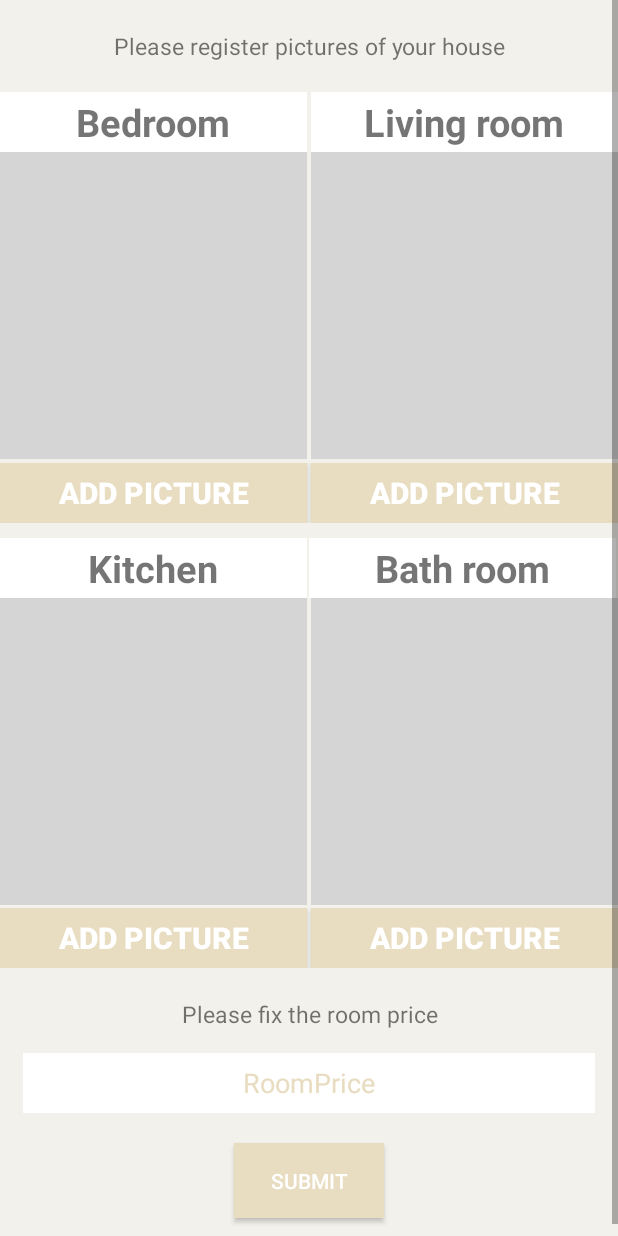
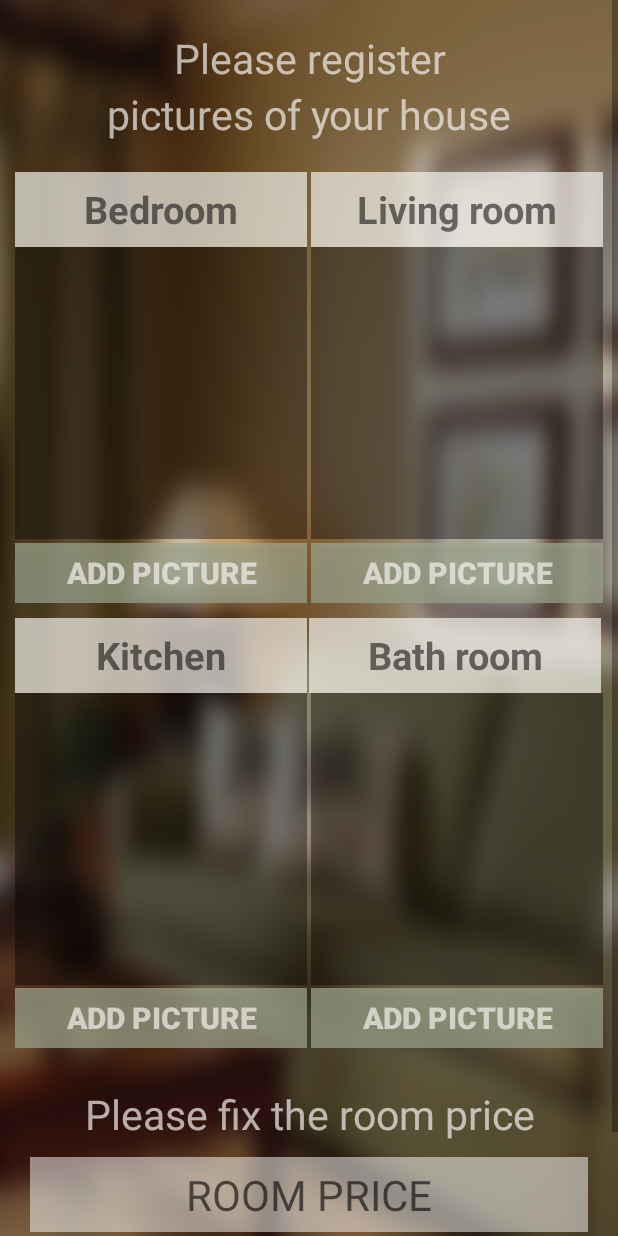
Before and after one commit to kanghyejin0106/SH_F, an Android app: the Senior_addroom screen opened directly, with no data from a screen before it, on a phone screen of 412 x 824 dp. Run offline under Robolectric (Android 15) with nearby library versions, the phone set to English and light mode, and no system bars; our stand-ins replace Firebase (no records; nobody signed in at launch, a user with empty details on screens opened directly).

Commit message:
senior_addroom_UI

```diff
--- a/app/src/main/res/layout/activity_senior_addroom.xml
+++ b/app/src/main/res/layout/activity_senior_addroom.xml
@@ -9,7 +9,7 @@
         xmlns:tools="http://schemas.android.com/tools"
         android:layout_width="match_parent"
         android:layout_height="match_parent"
-        android:background="@color/bg"
+        android:background="@drawable/background5"
         android:orientation="vertical">
 
         <TextView
@@ -17,20 +17,31 @@
             android:layout_height="wrap_content"
             android:gravity="center"
             android:layout_marginTop="20dp"
+            android:textSize="27sp"
+            android:textColor="@color/mainmenu_text"
+            android:text="Please register"/>
+
+        <TextView
+            android:layout_width="match_parent"
+            android:layout_height="wrap_content"
+            android:gravity="center"
             android:layout_marginBottom="20dp"
-            android:textSize="15sp"
-            android:text="Please register pictures of your house"/>
+            android:textSize="27sp"
+            android:textColor="@color/mainmenu_text"
+            android:text="pictures of your house"/>
 
         <LinearLayout
             android:layout_width="match_parent"
             android:layout_height="wrap_content"
+            android:layout_marginRight="10dp"
+            android:layout_marginLeft="10dp"
             android:orientation="horizontal">
 
             <TextView
                 android:layout_width="0dp"
-                android:layout_height="40dp"
+                android:layout_height="50dp"
                 android:layout_weight="1"
-                android:background="@color/White"
+                android:background="@color/mainmenu_text"
                 android:layout_marginRight="1dp"
                 android:gravity="center"
                 android:textSize="25sp"
@@ -39,9 +50,9 @@
 
             <TextView
                 android:layout_width="0dp"
-                android:layout_height="40dp"
+                android:layout_height="50dp"
                 android:layout_weight="1"
-                android:background="@color/White"
+                android:background="@color/mainmenu_text"
                 android:layout_marginLeft="1dp"
                 android:gravity="center"
                 android:text="Living room"
@@ -52,6 +63,8 @@
         <LinearLayout
             android:layout_width="match_parent"
             android:layout_height="wrap_content"
+            android:layout_marginRight="10dp"
+            android:layout_marginLeft="10dp"
             android:layout_marginBottom="1dp">
 
             <ImageView
@@ -60,7 +73,7 @@
                 android:adjustViewBounds="true"
                 android:layout_weight="1"
                 android:scaleType="fitXY"
-                android:src="@color/Gray"
+                android:src="@color/mainmenu_button_click"
                 android:layout_marginRight="1dp"
                 android:id="@+id/iv_bedroom"/>
 
@@ -71,13 +84,15 @@
                 android:layout_weight="1"
                 android:scaleType="fitXY"
                 android:layout_marginLeft="1dp"
-                android:src="@color/Gray"
+                android:src="@color/mainmenu_button_click"
                 android:id="@+id/iv_livingroom"/>
 
         </LinearLayout>
         <LinearLayout
             android:layout_width="match_parent"
             android:layout_height="wrap_content"
+            android:layout_marginRight="10dp"
+            android:layout_marginLeft="10dp"
             android:layout_marginTop="1dp">
 
             <Button
@@ -85,9 +100,9 @@
                 android:layout_weight="1"
                 android:layout_height="40dp"
                 android:id="@+id/add_bedroom"
-                android:background="@drawable/button_clicked"
+                android:background="@drawable/login_singup"
                 android:layout_gravity="center_horizontal"
-                android:textColor="@color/White"
+                android:textColor="@color/mainmenu_text"
                 android:layout_marginRight="1dp"
                 android:textSize="20sp"
                 android:textStyle="bold"
@@ -98,9 +113,9 @@
                 android:layout_weight="1"
                 android:layout_height="40dp"
                 android:id="@+id/add_livingroom"
-                android:textColor="@color/White"
+                android:textColor="@color/mainmenu_text"
                 android:textStyle="bold"
-                android:background="@drawable/button_clicked"
+                android:background="@drawable/login_singup"
                 android:layout_marginLeft="1dp"
                 android:textSize="20sp"
                 android:layout_gravity="center_horizontal"
@@ -111,13 +126,15 @@
             android:layout_width="match_parent"
             android:layout_height="wrap_content"
             android:layout_marginTop="10dp"
+            android:layout_marginRight="10dp"
+            android:layout_marginLeft="10dp"
             android:orientation="horizontal">
 
             <TextView
                 android:layout_width="0dp"
-                android:layout_height="40dp"
+                android:layout_height="50dp"
                 android:layout_weight="1"
-                android:background="@color/White"
+                android:background="@color/mainmenu_text"
                 android:layout_marginRight="1dp"
                 android:textStyle="bold"
                 android:gravity="center"
@@ -126,9 +143,9 @@
 
             <TextView
                 android:layout_width="0dp"
-                android:layout_height="40dp"
+                android:layout_height="50dp"
                 android:layout_weight="1"
-                android:background="@color/White"
+                android:background="@color/mainmenu_text"
                 android:textStyle="bold"
                 android:layout_marginRight="1dp"
                 android:gravity="center"
@@ -138,7 +155,9 @@
         </LinearLayout>
         <LinearLayout
             android:layout_width="match_parent"
-            android:layout_height="wrap_content">
+            android:layout_height="wrap_content"
+            android:layout_marginRight="10dp"
+            android:layout_marginLeft="10dp">
 
             <ImageView
                 android:layout_width="0dp"
@@ -146,7 +165,7 @@
                 android:adjustViewBounds="true"
                 android:layout_weight="1"
                 android:scaleType="fitXY"
-                android:src="@color/Gray"
+                android:src="@color/mainmenu_button_click"
                 android:layout_marginRight="1dp"
                 android:id="@+id/iv_kitchen"/>
 
@@ -156,7 +175,7 @@
                 android:adjustViewBounds="true"
                 android:layout_weight="1"
                 android:scaleType="fitXY"
-                android:src="@color/Gray"
+                android:src="@color/mainmenu_button_click"
                 android:layout_marginLeft="1dp"
                 android:id="@+id/iv_bathroom"/>
 
@@ -165,16 +184,18 @@
         <LinearLayout
             android:layout_width="match_parent"
             android:layout_height="wrap_content"
-            android:layout_marginTop="2dp">
+            android:layout_marginTop="2dp"
+            android:layout_marginRight="10dp"
+            android:layout_marginLeft="10dp">
 
             <Button
                 android:layout_width="0dp"
                 android:layout_weight="1"
                 android:layout_height="40dp"
                 android:id="@+id/add_kitchen"
-                android:textColor="@color/White"
+                android:textColor="@color/mainmenu_text"
                 android:textStyle="bold"
-                android:background="@drawable/button_clicked"
+                android:background="@drawable/login_singup"
                 android:layout_marginRight="1dp"
                 android:textSize="20sp"
                 android:layout_gravity="center_horizontal"
@@ -185,9 +206,9 @@
                 android:layout_weight="1"
                 android:layout_height="40dp"
                 android:id="@+id/add_bathroom"
-                android:textColor="@color/White"
+                android:textColor="@color/mainmenu_text"
                 android:textStyle="bold"
-                android:background="@drawable/button_clicked"
+                android:background="@drawable/login_singup"
                 android:layout_marginLeft="1dp"
                 android:textSize="20sp"
                 android:layout_gravity="center_horizontal"
@@ -199,34 +220,39 @@
             android:layout_width="match_parent"
             android:layout_height="wrap_content"
             android:gravity="center"
-            android:layout_marginTop="20dp"
-            android:textSize="15sp"
+            android:layout_marginTop="25dp"
+            android:textSize="27sp"
+            android:textColor="@color/mainmenu_text"
             android:text="Please fix the room price"/>
 
         <EditText
             android:id="@+id/roomprice"
+            android:hint="ROOM PRICE"
+            android:inputType="textPersonName"
+            android:layout_height="50dp"
             android:layout_width="match_parent"
-            android:layout_height="40dp"
-            android:layout_marginTop="15dp"
-            android:layout_marginLeft="15dp"
-            android:layout_marginRight="15dp"
-            android:background="#FFFFFF"
-            android:padding="8dp"
-            android:hint="RoomPrice"
-            android:textColorHint="@color/bar"
-            android:textAlignment="center"
-            android:textColor="@color/bar" />
+            android:gravity="center"
+            android:layout_gravity="center"
+            android:textColor="@color/White"
+            android:padding="5dp"
+            android:layout_marginRight="20dp"
+            android:layout_marginLeft="20dp"
+            android:layout_marginTop="10dp"
+            android:textSize="28sp"
+            android:background="@color/login_edit"
+            android:textAlignment="center"/>
 
         <Button
+            android:layout_gravity="center"
             android:id="@+id/btn_next"
-            android:layout_width="100dp"
-            android:layout_height="50dp"
-            android:layout_gravity="center"
-            android:layout_margin="20dp"
-            android:background="@drawable/button_clicked"
-            android:onClick="Next"
-            android:text="Submit"
-            android:textColor="#FFFFFF" />
+            android:layout_width="wrap_content"
+            android:layout_height="wrap_content"
+            android:layout_margin="15dp"
+            android:background="@drawable/login_button"
+            android:textColor="@color/White"
+            android:textSize="16sp"
+            android:text="SUBMIT"
+            android:onClick="Next" />
 
 
     </LinearLayout>
--- a/app/src/main/res/layout/activity_senior_main.xml
+++ b/app/src/main/res/layout/activity_senior_main.xml
@@ -7,23 +7,42 @@ xmlns:tools="http://schemas.android.com/tools"
     android:layout_width="match_parent"
     android:layout_height="match_parent"
     android:orientation="vertical"
-android:background="@color/bg"
+    android:background="@drawable/background5"
     tools:context=".senior_main">
 
+    <ImageView
+        android:layout_width="match_parent"
+        android:layout_height="0dp"
+        android:layout_weight="0.5"
+        android:src="@drawable/logo"
+        />
 
     <Button
         android:id="@+id/button2"
         android:layout_width="match_parent"
-    android:layout_height="wrap_content"
+        android:layout_height="0dp"
         android:layout_weight="1"
-    android:background="@drawable/senior_main_addroom_activity"
+        android:layout_marginRight="10dp"
+        android:layout_marginLeft="10dp"
+        android:layout_marginBottom="5dp"
+        android:text="ADD ROOM"
+        android:textSize="30sp"
+        android:textColor="@color/mainmenu_text"
+        android:background="@drawable/mainmenu_button"
         />
 
     <Button
         android:id="@+id/select_old"
         android:layout_width="match_parent"
-    android:layout_height="wrap_content"
+        android:layout_height="0dp"
         android:layout_weight="1"
-    android:background="@drawable/senior_main_studentapplication_activity"/>
+        android:layout_marginRight="10dp"
+        android:layout_marginLeft="10dp"
+        android:layout_marginTop="5dp"
+        android:layout_marginBottom="10dp"
+        android:text="STUDENT\nAPPLICATION"
+        android:textSize="30sp"
+        android:textColor="@color/mainmenu_text"
+        android:background="@drawable/mainmenu_button"/>
 
 </LinearLayout>
```
Also changed, not shown: app/src/main/res/drawable/background5.png (added). Lines whose indentation alone changed are shown as unchanged.
